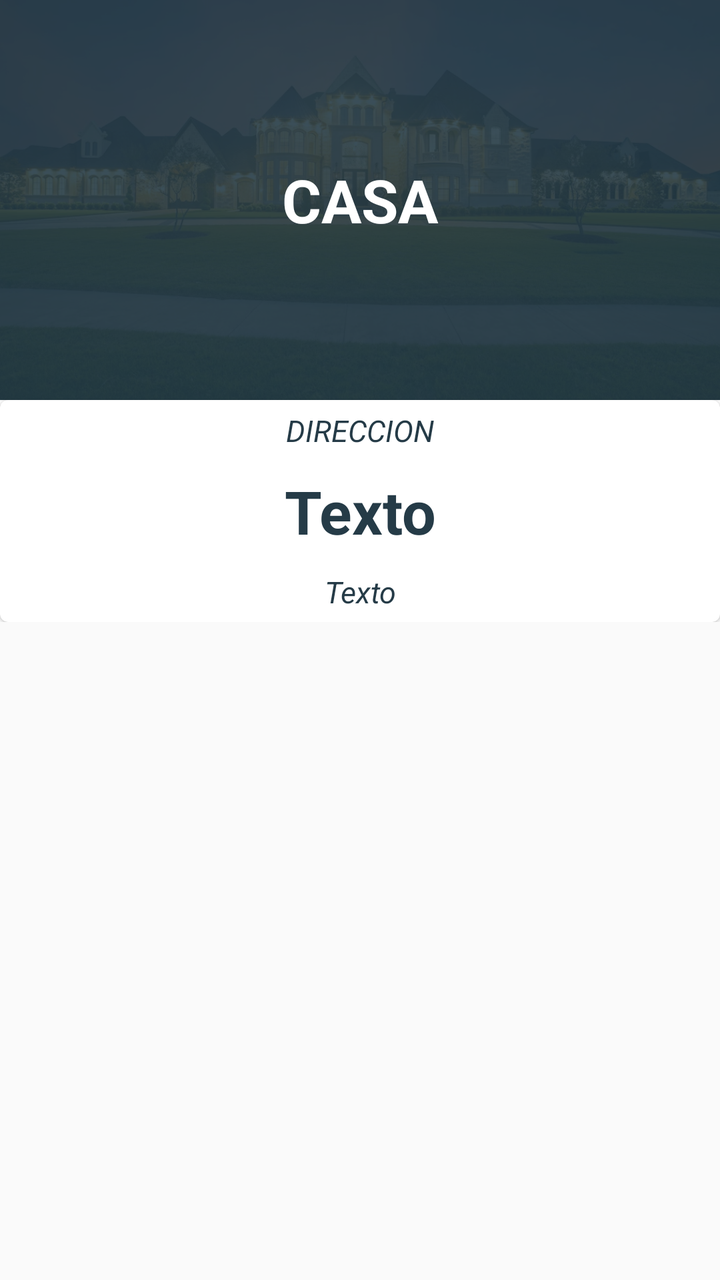
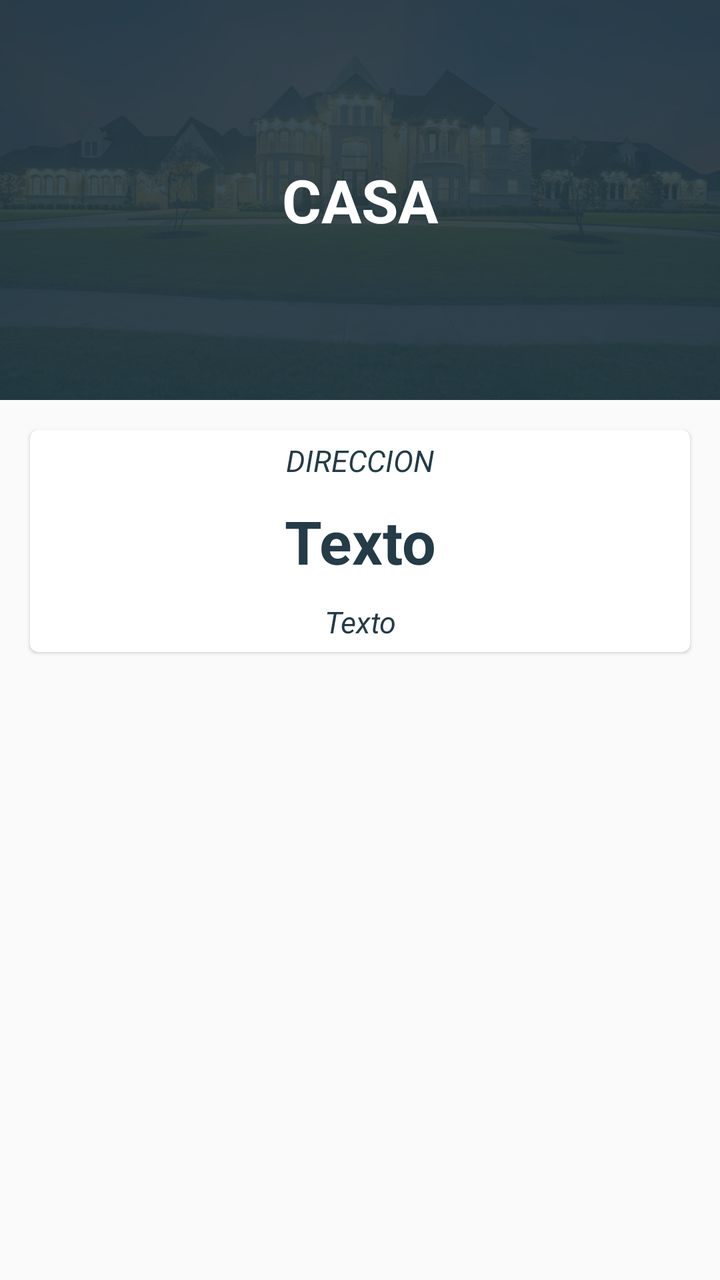

Two renders of the same Android screen: before a commit and after it. Below are the layout's source before the change and the commit's diff.
<!-- AndroidManifest.xml: application theme Theme.APP3B -->
<!-- res/layout/fragment_schedule_detail_dialog.xml -->
<?xml version="1.0" encoding="utf-8"?>
<FrameLayout xmlns:android="http://schemas.android.com/apk/res/android"
    xmlns:tools="http://schemas.android.com/tools"
    android:layout_width="match_parent"
    android:layout_height="match_parent"
    xmlns:app="http://schemas.android.com/apk/res-auto"
    tools:context=".ui.theme.fragments.ScheduleDetailDialogFragment">

<androidx.coordinatorlayout.widget.CoordinatorLayout
    android:layout_width="match_parent"
    android:layout_height="match_parent"
    xmlns:android="http://schemas.android.com/apk/res/android">
    <FrameLayout
        android:layout_width="match_parent"
        android:layout_height="match_parent">
        <ScrollView
            android:layout_width="match_parent"
            android:layout_height="match_parent">
            <LinearLayout
                android:layout_width="match_parent"
                android:layout_height="match_parent"
                android:orientation="vertical">
                <RelativeLayout
                    android:layout_width="match_parent"
                    android:layout_height="200dp">
                    <ImageView
                        android:layout_width="match_parent"
                        android:layout_height="wrap_content"
                        android:src="@drawable/homeWall"
                        android:scaleType="centerCrop"/>
                    <View
                        android:layout_width="match_parent"
                        android:layout_height="match_parent"
                        android:background="@color/primary"
                        android:alpha="0.9"/>
                    <TextView
                        android:id="@+id/tvItem"
                        android:layout_width="match_parent"
                        android:layout_height="wrap_content"
                        android:text="CASA"
                        android:textSize="30sp"
                        android:textColor="@color/white"
                        android:textStyle="bold"
                        android:gravity="center_horizontal"
                        android:layout_centerInParent="true"/>


                </RelativeLayout>

                <androidx.cardview.widget.CardView
                    android:layout_width="match_parent"
                    android:layout_height="wrap_content"
                    app:cardCornerRadius="4dp"
                    app:cardElevation="1dp"
                    android:layour_margin="15dp">
                    <LinearLayout
                        android:layout_width="match_parent"
                        android:layout_height="wrap_content"
                        android:orientation="vertical">
                        <TextView
                            android:id="@+id/tvDetailAppCasa"
                            android:layout_width="match_parent"
                            android:layout_height="wrap_content"
                            android:text="DIRECCION"
                            android:textSize="15sp"
                            android:textColor="@color/primary"
                            android:textStyle="italic|normal"
                            android:gravity="center_horizontal"
                            android:layout_margin="5dp"/>
                        <TextView
                            android:id="@+id/tvDetailAppCasas"
                            android:layout_width="match_parent"
                            android:layout_height="wrap_content"
                            android:text="Texto"
                            android:textSize="30sp"
                            android:textColor="@color/primary"
                            android:textStyle="bold"
                            android:gravity="center_horizontal"
                            android:layout_margin="5dp"/>
                        <TextView
                            android:id="@+id/tvDetailAppCasass"
                            android:layout_width="match_parent"
                            android:layout_height="wrap_content"
                            android:text="Texto"
                            android:textSize="15sp"
                            android:textColor="@color/primary"
                            android:textStyle="italic|normal"
                            android:gravity="center_horizontal"
                            android:layout_margin="5dp"/>

                    </LinearLayout>

                </androidx.cardview.widget.CardView>

            </LinearLayout>

        </ScrollView>

    </FrameLayout>

</androidx.coordinatorlayout.widget.CoordinatorLayout>

</FrameLayout>
<!-- resources referenced by this layout -->
<resources>
  <color name="primary">#253B47</color>
  <color name="white">#FFFFFFFF</color>
  <!-- drawable homeWall: jpg bitmap (drawable, 206266 bytes) -->
  <style name="Theme.APP3B" parent="android:Theme.Material.Light.NoActionBar" />
</resources>

<!-- the commit's change to res/layout/fragment_schedule_detail_dialog.xml (unified diff, before → after) -->
@@ -26,7 +26,7 @@
                     <ImageView
                         android:layout_width="match_parent"
                         android:layout_height="wrap_content"
-                        android:src="@drawable/homeWall"
+                        android:src="@drawable/homewall"
                         android:scaleType="centerCrop"/>
                     <View
                         android:layout_width="match_parent"
@@ -52,7 +52,7 @@
                     android:layout_height="wrap_content"
                     app:cardCornerRadius="4dp"
                     app:cardElevation="1dp"
-                    android:layour_margin="15dp">
+                    android:layout_margin="15dp">
                     <LinearLayout
                         android:layout_width="match_parent"
                         android:layout_height="wrap_content"
<!-- resource entries referenced after the edit -->
@@ -2,7 +2,7 @@
 <resources>
   <color name="primary">#253B47</color>
   <color name="white">#FFFFFFFF</color>
-  <!-- drawable homeWall: jpg bitmap (drawable, 206266 bytes) -->
+  <!-- drawable homewall: jpeg bitmap (drawable, 178757 bytes) -->
   <style name="Theme.APP3B" parent="android:Theme.Material.Light.NoActionBar" />
 </resources>
 
